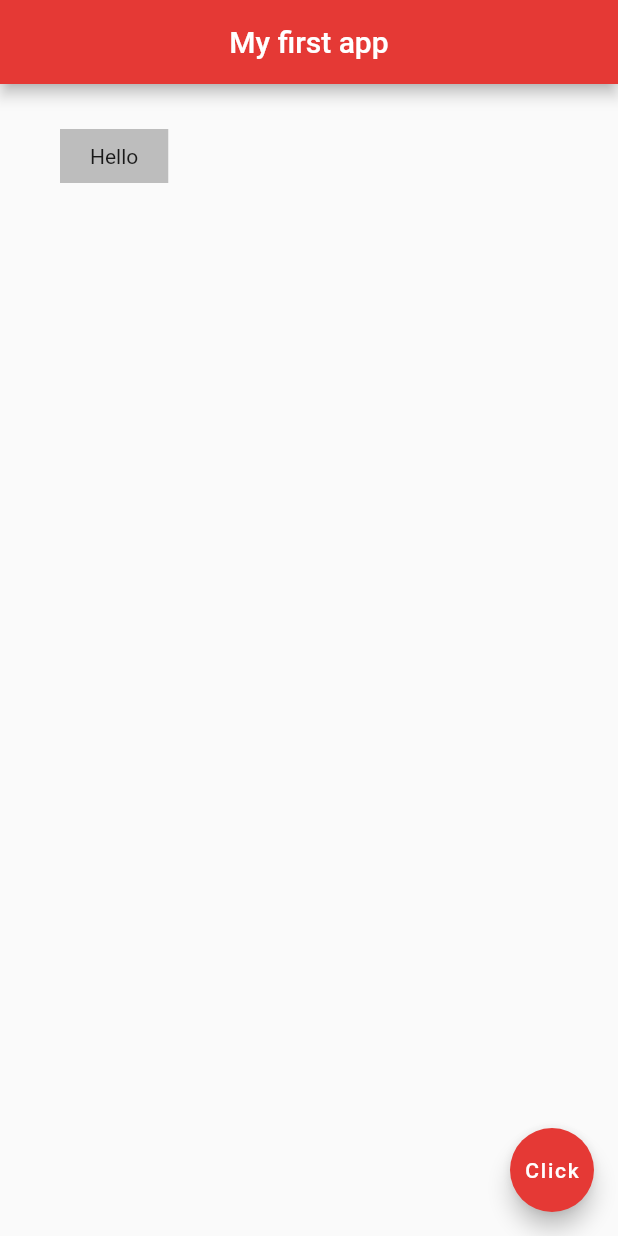
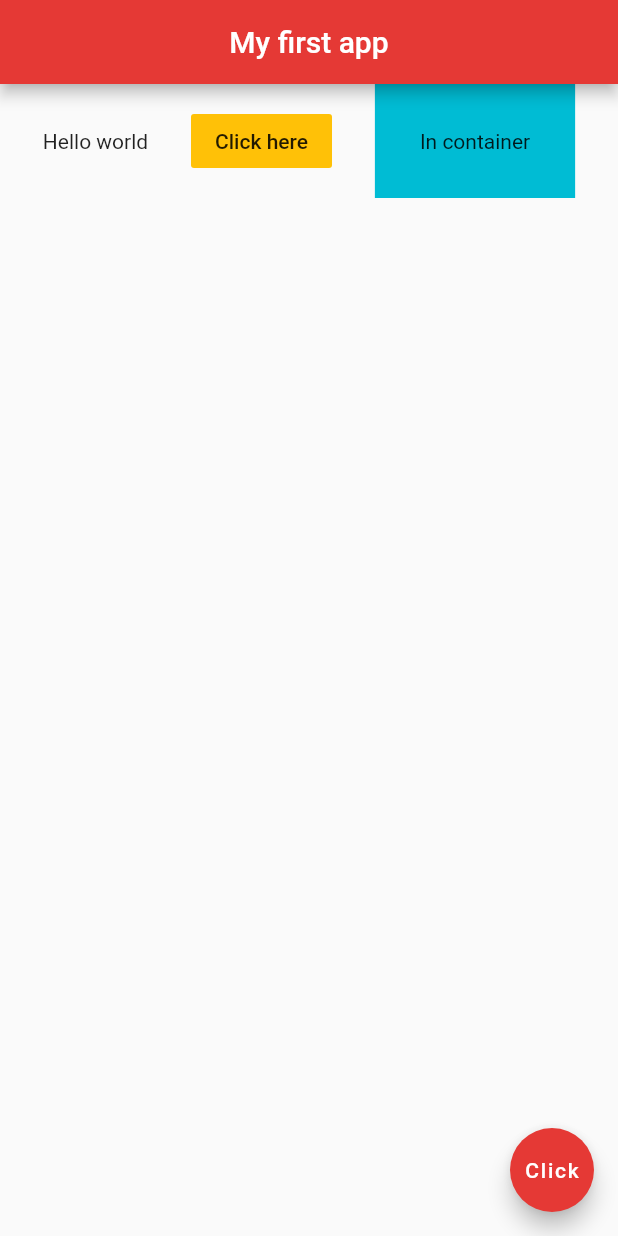
Before and after one commit to phyzikhs/flutter, a Flutter app: the screen it shows after launch, on a phone screen of 412 x 824 dp. Run offline on Flutter 3.47's test engine with Material 2 defaults, Android fonts, the phone set to English and light mode, and no system bars.

Commit message:
main + crossAxisAlignment each element in a row

```diff
--- a/lib/main.dart
+++ b/lib/main.dart
@@ -14,11 +14,22 @@ class Home extends StatelessWidget {
         centerTitle: true,
         backgroundColor: Colors.red[600],
       ),
-      body: Container(
-        padding: EdgeInsets.symmetric(vertical: 10.0, horizontal: 20.0),
-        margin: EdgeInsets.symmetric(vertical: 30.0, horizontal: 40.0),
-        color: Colors.grey[400],
-        child: Text('Hello'),
+      body: Row(
+        mainAxisAlignment: MainAxisAlignment.spaceEvenly,
+        crossAxisAlignment: CrossAxisAlignment.center,
+        children: [
+          Text('Hello world'),
+          FlatButton(
+            onPressed: (){},
+            color: Colors.amber,
+            child: Text('Click here'),
+          ),
+          Container(
+            color: Colors.cyan,
+            padding: EdgeInsets.all(30.0),
+            child: Text('In container'),
+          )
+        ],
       ),
       floatingActionButton: FloatingActionButton(
         onPressed: () {
```
